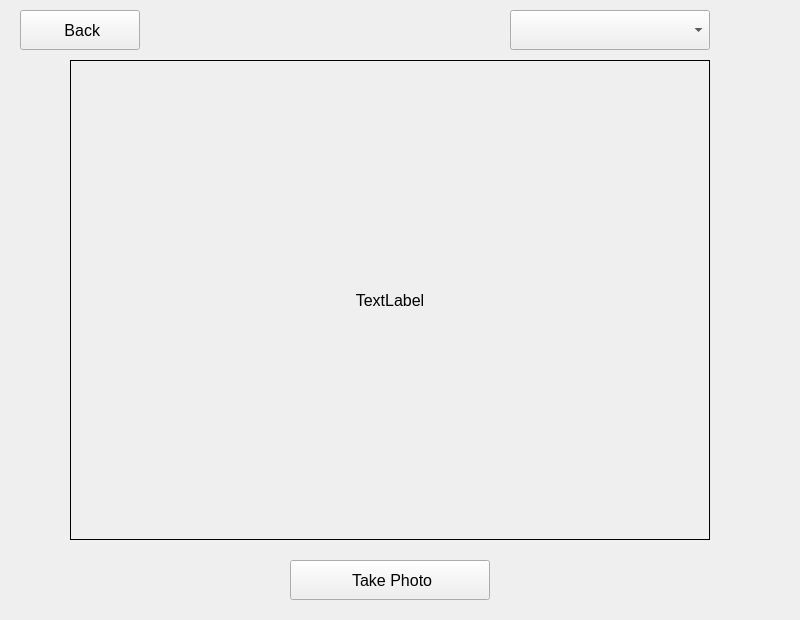
muysengly/repo_attendance_system, file resource/view_controller/take_photo_form/View.ui: the form before one commit.
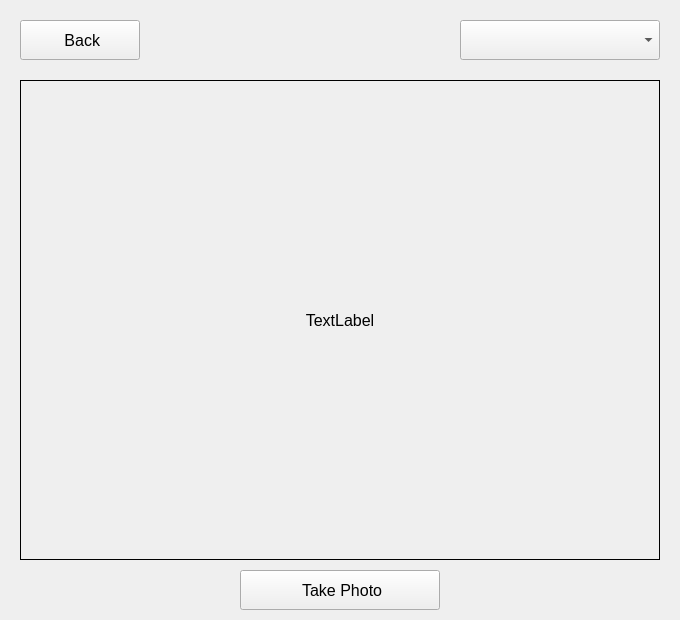
The form after the commit.

Patch:
```diff
--- a/resource/view_controller/take_photo_form/View.ui
+++ b/resource/view_controller/take_photo_form/View.ui
@@ -6,10 +6,28 @@
    <rect>
     <x>0</x>
     <y>0</y>
-    <width>800</width>
+    <width>680</width>
     <height>620</height>
    </rect>
   </property>
+  <property name="minimumSize">
+   <size>
+    <width>680</width>
+    <height>620</height>
+   </size>
+  </property>
+  <property name="maximumSize">
+   <size>
+    <width>680</width>
+    <height>620</height>
+   </size>
+  </property>
+  <property name="sizeIncrement">
+   <size>
+    <width>680</width>
+    <height>620</height>
+   </size>
+  </property>
   <property name="windowTitle">
    <string>MainWindow</string>
   </property>
@@ -17,8 +35,8 @@
    <widget class="QLabel" name="label_camera">
     <property name="geometry">
      <rect>
-      <x>70</x>
-      <y>60</y>
+      <x>20</x>
+      <y>80</y>
       <width>640</width>
       <height>480</height>
      </rect>
@@ -41,8 +59,8 @@
    <widget class="QPushButton" name="pushButton_take_photo">
     <property name="geometry">
      <rect>
-      <x>290</x>
-      <y>560</y>
+      <x>240</x>
+      <y>570</y>
       <width>200</width>
       <height>40</height>
      </rect>
@@ -59,8 +77,8 @@
    <widget class="QComboBox" name="comboBox_camera">
     <property name="geometry">
      <rect>
-      <x>510</x>
-      <y>10</y>
+      <x>460</x>
+      <y>20</y>
       <width>200</width>
       <height>40</height>
      </rect>
@@ -75,7 +93,7 @@
     <property name="geometry">
      <rect>
       <x>20</x>
-      <y>10</y>
+      <y>20</y>
       <width>120</width>
       <height>40</height>
      </rect>
```
